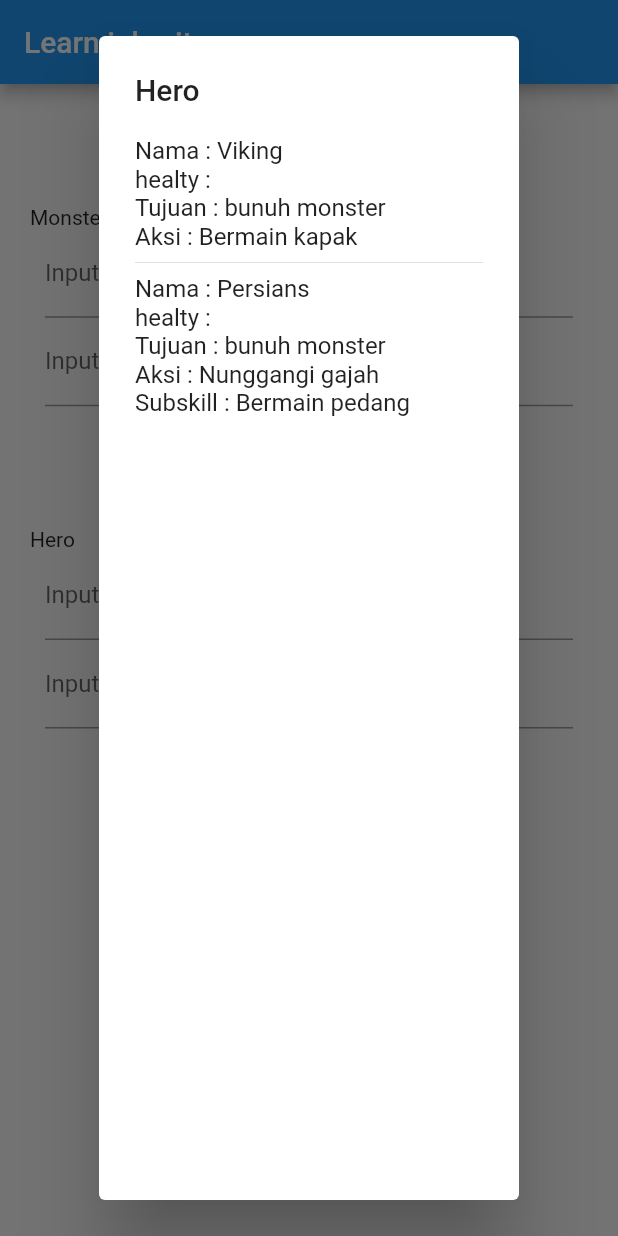
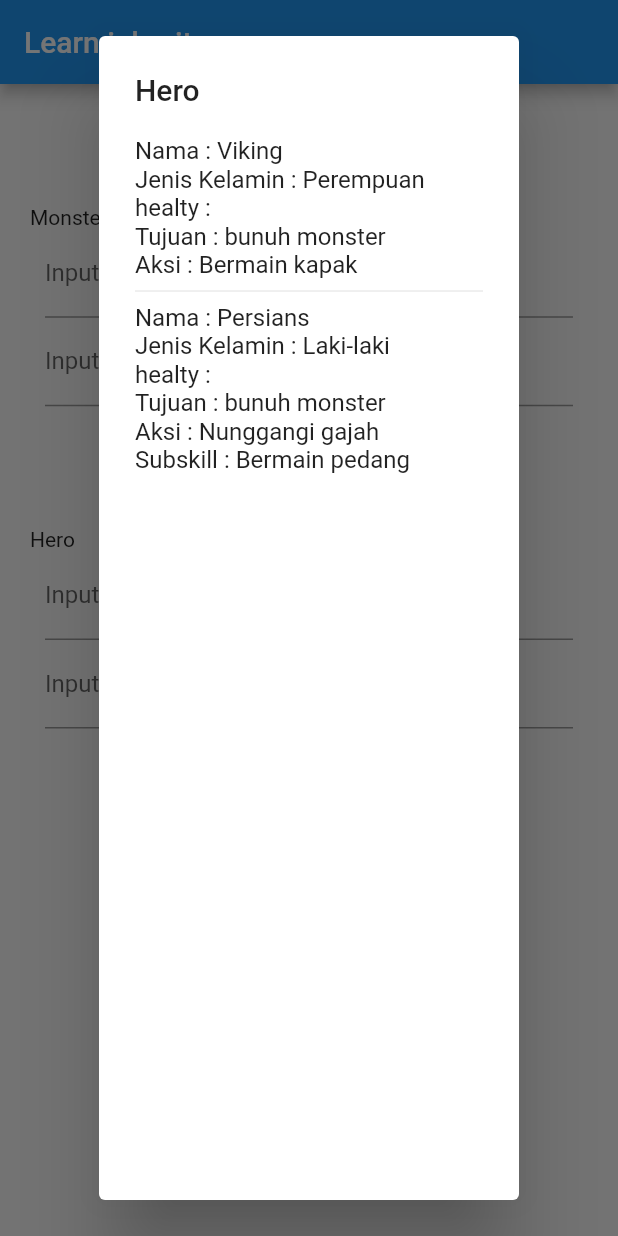
Before and after one commit to fahmi54321/learn_inheritance, a Flutter app: the screen it shows after launch, after a tap on "Cek Hero", on a phone screen of 412 x 824 dp. Run offline on Flutter 3.47's test engine with Material 2 defaults, Android fonts, the phone set to English and light mode, and no system bars.

```diff
--- a/lib/home.dart
+++ b/lib/home.dart
@@ -5,9 +5,6 @@ import 'package:learn_inheritance/karakter/hero/hero_persian.dart';
 import 'package:learn_inheritance/karakter/monster.dart';
 import 'package:learn_inheritance/karakter/monster/monster_kecoa.dart';
 import 'package:provider/provider.dart';
-
-
-//todo 6 (finish)
 
 class Home extends StatefulWidget {
   const Home({Key? key}) : super(key: key);
@@ -126,6 +123,9 @@ class _HomeState extends State<Home> {
                                           'Nama : ${monster.nama}',
                                         ),
                                         Text(
+                                          'Level : ${monster.levelBos()}',
+                                        ),
+                                        Text(
                                           'Healty : ${monster.healtyPointInput.text}',
                                         ),
                                         Text(
@@ -175,6 +175,9 @@ class _HomeState extends State<Home> {
                                           'Nama : ${hero.nama}',
                                         ),
                                         Text(
+                                          'Jenis Kelamin : ${hero.jnsKelamin()}',
+                                        ),
+                                        Text(
                                           'healty : ${hero.healtyPointInput.text}',
                                         ),
                                         Text(
--- a/lib/home_state.dart
+++ b/lib/home_state.dart
@@ -7,8 +7,6 @@ import 'package:learn_inheritance/karakter/monster/monster_kecoa.dart';
 import 'package:learn_inheritance/karakter/monster/monster_tikus.dart';
 
 class HomeState extends ChangeNotifier {
-
-  //todo 4 inisialisasi object
 
   MonsterTikus monsterTikus = MonsterTikus();
   MonsterKecoa monsterKecoa = MonsterKecoa();
@@ -21,8 +19,6 @@ class HomeState extends ChangeNotifier {
 
   HomeState() {
 
-    // todo 5 jadikan object ke list (next home.dart)
-
     listMonster.add(monsterTikus);
     listMonster.add(monsterKecoa);
 
--- /dev/null
+++ b/lib/karakter/abstract/skill.dart
@@ -0,0 +1,3 @@
+abstract class Skill{
+  String skill();
+}
--- a/lib/karakter/hero.dart
+++ b/lib/karakter/hero.dart
@@ -1,16 +1,16 @@
 import 'package:learn_inheritance/karakter/karakter.dart';
 
+/// todo 2
+/// 1. subs parent dari karakter juga dijadikan abstract
+/// 2. sebab semua parent child dari Hero harus ada jenisKelamin
+/// 3. (next child hero dan child monster)
 
-//todo 2 buat parent class lebih spesifik
-// karena class ini khusus untuk object hero
-// sebagai contoh function killingAMonster() merupakan tujuan utama dari
-// object hero
-// (next hero_persian.dart dan hero_vikings.dart)
-
-class HeroKarakter extends Karakter{
+abstract class HeroKarakter extends Karakter{
 
   String killingAMonster(){
     return 'bunuh monster';
   }
 
+  String jnsKelamin();
+
 }
--- a/lib/karakter/hero/hero_persian.dart
+++ b/lib/karakter/hero/hero_persian.dart
@@ -1,22 +1,26 @@
 import 'package:learn_inheritance/karakter/hero.dart';
 
 
-/// * todo 3 merupakan salah satu child class dari hero
-/// 1. agar lebih spesifik -->
-/// 2. nama,skill diubah dengan bantuan @override
-/// 3. tambahan function subSkill merupakan method khusus untuk child class ini
-/// 4. (next home_state)
+/// todo 3 (finish)
+/// 1. berikut implement abstract skill dan jenis kelamin
 
 class HeroPersia extends HeroKarakter{
   @override
   String get nama => 'Persians';
+
+  String subSkill(){
+    return 'Bermain pedang';
+  }
+
+  //abstract
 
   @override
   String skill() {
     return 'Nunggangi gajah';
   }
 
-  String subSkill(){
-    return 'Bermain pedang';
+  @override
+  String jnsKelamin() {
+    return 'Laki-laki';
   }
 }
--- a/lib/karakter/hero/hero_vikings.dart
+++ b/lib/karakter/hero/hero_vikings.dart
@@ -1,19 +1,24 @@
 import 'package:learn_inheritance/karakter/hero.dart';
 
 
-/// * todo 3 merupakan salah satu child class dari hero
-/// 1. agar lebih spesifik -->
-/// 2. nama,skill diubah dengan bantuan @override
-/// 3. (next home_state)
+/// todo 3 (finish)
+/// 1. berikut implement abstract skill dan jenis kelamin
 
 class HeroViking extends HeroKarakter {
 
   @override
   String get nama => 'Viking';
 
+  //abstract
+
   @override
   String skill() {
     return 'Bermain kapak';
   }
 
+  @override
+  String jnsKelamin() {
+    return 'Perempuan';
+  }
+
 }
--- a/lib/karakter/karakter.dart
+++ b/lib/karakter/karakter.dart
@@ -1,18 +1,12 @@
 import 'package:flutter/material.dart';
 
-
-
- /// todo 1
- /// 1. buat parent class berisi nama, healty dan function skill
- /// 2. item ini akan dipakai semua class, seperti nama,healty dan skill
- /// 3. (next monster.dart dan hero.dart)
-
-
-class Karakter{
+/// * todo 1
+/// 1. Karakter dijadikan abstract
+/// 2. method skill harus di implement ke semua child dari class karakter
+/// 3. (next hero.dart dan monster.dart)
+abstract class Karakter{
   String nama = 'Nama';
   TextEditingController healtyPointInput = TextEditingController();
 
-  String skill(){
-    return 'Skill karakter';
-  }
+  String skill();
 }
--- a/lib/karakter/monster.dart
+++ b/lib/karakter/monster.dart
@@ -1,14 +1,16 @@
 import 'package:learn_inheritance/karakter/karakter.dart';
 
 
- /// * todo 2
- /// 1. buat parent class lebih spesifik
- /// 2. karena class ini khusus untuk object monster
- /// 3. sebagai contoh function eatingHuman() merupakan tujuan utama dari object monster
- /// 4. (next monster_kecoa.dart dan monster_tikus.dart)
+/// todo 2
+/// 1. subs parent dari karakter juga dijadikan abstract
+/// 2. sebab semua parent child dari Monster harus ada levelBos
+/// 3. (next child hero dan child monster)
 
-class MonsterKarakter extends Karakter {
+abstract class MonsterKarakter extends Karakter {
   String eatingHuman() {
     return 'makan manusia';
   }
+
+  String levelBos();
+
 }
--- a/lib/karakter/monster/monster_kecoa.dart
+++ b/lib/karakter/monster/monster_kecoa.dart
@@ -1,22 +1,27 @@
 import 'package:learn_inheritance/karakter/monster.dart';
 
 
-/// * todo 3 merupakan salah satu child class dari monster
-/// 1. agar lebih spesifik -->
-/// 2. nama,skill diubah dengan bantuan @override
-/// 3. tambahan function subSkill merupakan method khusus untuk child class ini
-/// 4. (next home_state)
+/// todo 3 (finish)
+/// 1. berikut implement abstract skill dan level boss
 
 class MonsterKecoa extends MonsterKarakter{
 
   @override
   String get nama => 'Kecoa';
 
+  String subSkill() => 'Mengeluarkan bau';
+
+
+  // abstract
+
   @override
   String skill() {
     return 'Terbang,Sembunyi';
   }
 
-  String subSkill() => 'Mengeluarkan bau';
+  @override
+  String levelBos() {
+    return 'Level menengah';
+  }
 
 }
--- a/lib/karakter/monster/monster_tikus.dart
+++ b/lib/karakter/monster/monster_tikus.dart
@@ -1,18 +1,24 @@
 import 'package:learn_inheritance/karakter/monster.dart';
 
 
-/// * todo 3 merupakan salah satu child class dari monster
-/// 1. agar lebih spesifik -->
-/// 2. nama,skill diubah dengan bantuan @override
-/// 3. (next home_state)
+/// todo 3 (finish)
+/// 1. berikut implement abstract skill dan level boss
 
 class MonsterTikus extends MonsterKarakter{
 
   @override
   String get nama => 'Tikus';
 
+
+  // abstract
+
   @override
   String skill() {
     return 'Mencuri';
   }
+
+  @override
+  String levelBos() {
+    return 'Level tinggi';
+  }
 }
```
